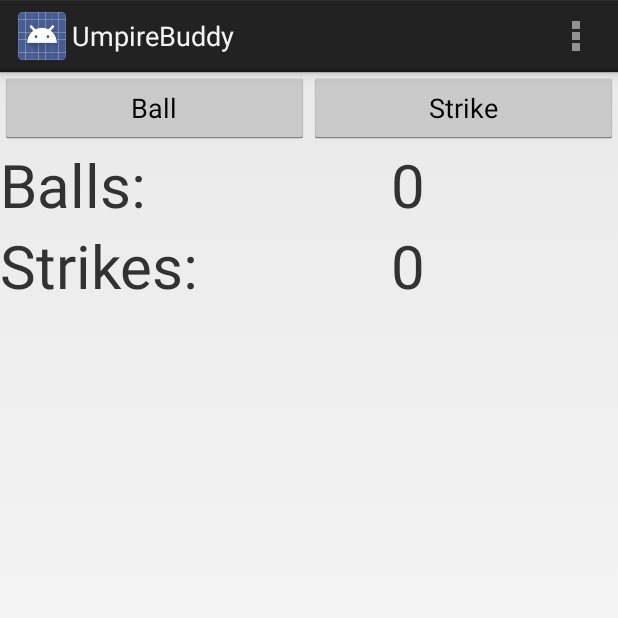
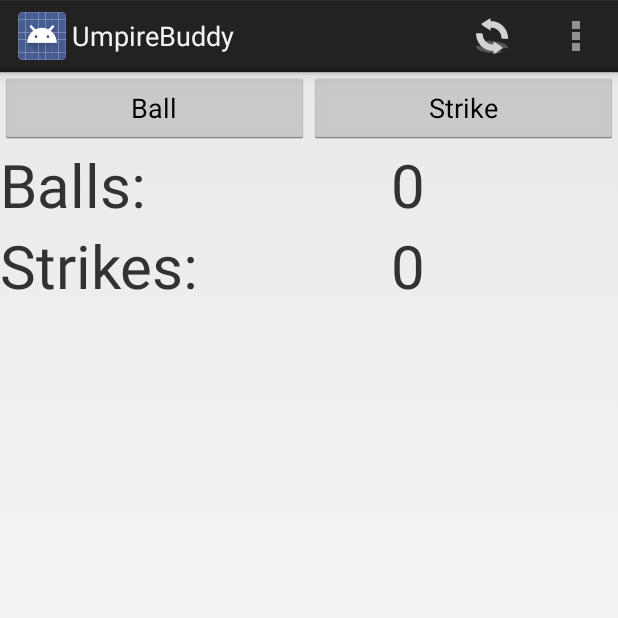
Before and after one commit to mlh758/School-Projects, an Android app: the screen it shows after launch (Initial), on a phone screen of 412 x 824 dp, the top half of it. Run offline under Robolectric (Android 15) with nearby library versions, the phone set to English and light mode, and no system bars.

```diff
--- a/CS449Projects/UmpireBuddy/app/src/main/java/com/example/osiri_000/umpirebuddy/Initial.java
+++ b/CS449Projects/UmpireBuddy/app/src/main/java/com/example/osiri_000/umpirebuddy/Initial.java
@@ -43,6 +43,9 @@ public class Initial extends Activity {
             case R.id.action_about:
                 Intent intent = new Intent(Initial.this, About.class);
                 startActivity(intent);
+                return true;
+            case R.id.action_reset:
+                ResetDisplay();
                 return true;
             default:
                 return super.onOptionsItemSelected(item);
--- a/CS449Projects/UmpireBuddy/app/src/main/res/layout/activity_about.xml
+++ b/CS449Projects/UmpireBuddy/app/src/main/res/layout/activity_about.xml
@@ -9,6 +9,7 @@
     tools:context="com.example.osiri_000.umpirebuddy.About">
 
     <TextView
+        android:id="@+id/about_string"
         android:text="@string/about_msg"
         android:textSize="18pt"
         android:layout_width="wrap_content"
--- a/CS449Projects/UmpireBuddy/app/src/main/res/menu/initial.xml
+++ b/CS449Projects/UmpireBuddy/app/src/main/res/menu/initial.xml
@@ -9,4 +9,9 @@
         android:title="@string/action_settings"
         android:orderInCategory="100"
         android:showAsAction="never" />
+    <item android:id="@+id/action_reset"
+        android:orderInCategory="50"
+        android:showAsAction="always"
+        android:title="@string/reset_menu"
+        android:icon="@drawable/ic_reset" />
 </menu>
--- a/CS449Projects/UmpireBuddy/app/src/main/res/values/strings.xml
+++ b/CS449Projects/UmpireBuddy/app/src/main/res/values/strings.xml
@@ -14,5 +14,8 @@
     <string name="title_activity_about">About</string>
     <string name="about_msg">Umpire Buddy 2.0 by Michael Harris</string>
     <string name="about_menu">About</string>
+    <string name="reset_menu">Reset</string>
+    <string name="info_menu">More Info</string>
+    <string name="msg_menu">Message</string>
 
 </resources>
```
Also changed, not shown: CS449Projects/UmpireBuddy/app/src/main/java/com/example/osiri_000/umpirebuddy/About.java (+35 -0 lines), CS449Projects/UmpireBuddy/app/src/main/res/menu/about_context.xml (added, +12 -0 lines), CS449Projects/UmpireBuddy/app/src/main/res/drawable-hdpi/ic_reset.png (added), CS449Projects/UmpireBuddy/app/src/main/res/drawable-mdpi/ic_reset.png (added), CS449Projects/UmpireBuddy/app/src/main/res/drawable-xhdpi/ic_reset.png (added), CS449Projects/UmpireBuddy/app/src/main/res/drawable-xxhdpi/ic_reset.png (added).
